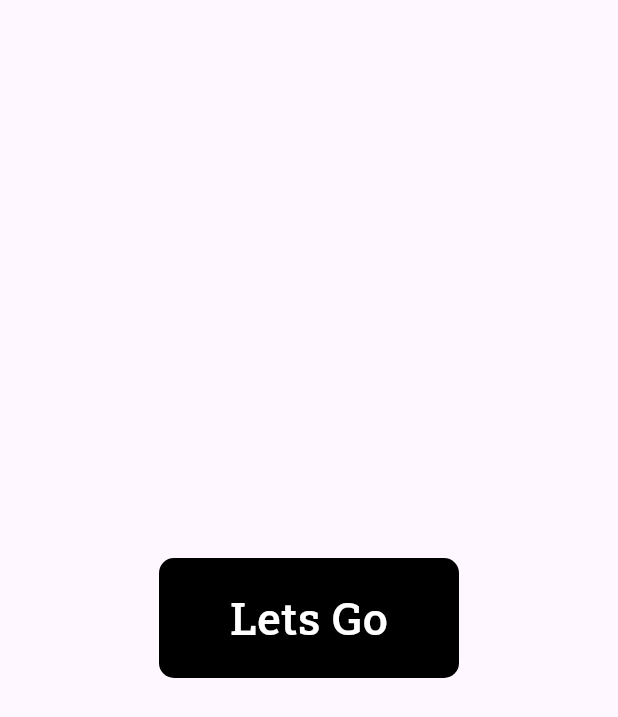
After one commit to Debaraj-stha/quote_app, a Flutter app: the screen it shows after launch, swiped to page 2, on a phone screen of 412 x 824 dp. The commit adds this screen. Shown: the top 717 px of the screen. Run offline on Flutter 3.47's test engine with Material 3 defaults, Android fonts, the phone set to English and light mode, and no system bars; our stand-ins replace fluttertoast, get, get_storage, share_plus, shared_preferences, sqflite; accounts and stored records are empty; generated files the repository leaves out were written again.

Commit message:
adding favourite and theme changing features

```diff
--- a/lib/main.dart
+++ b/lib/main.dart
@@ -2,35 +2,47 @@ import 'package:flutter/material.dart';
 import 'package:get/get.dart';
 import 'package:flutter_localizations/flutter_localizations.dart';
 import 'package:flutter_gen/gen_l10n/app_localizations.dart';
+import 'package:quote/resources/appColor.dart';
+import 'package:quote/resources/constraints.dart';
 import 'package:quote/view/quotes.dart';
-import 'package:quote/view_model/favouriteQuote.dart';
-import 'package:quote/view_model/handleLocale.dart';
+import 'package:quote/view/favouriteQuote.dart';
+
 import 'package:quote/view_model/handleTheme.dart';
-import 'package:quote/view_model/quoteViewModel.dart';
+import 'package:quote/view_model/homeViewMOdel.dart';
 import 'package:shared_preferences/shared_preferences.dart';
 
 import 'reposiory/themes.dart';
-import 'package:http/http.dart' as http;
 
-import 'view_model/account.dart';
+import 'view/account.dart';
+import 'view/userIntroPage.dart';
 
 void main() async {
   WidgetsFlutterBinding.ensureInitialized();
   final sp = await SharedPreferences.getInstance();
   final String language = sp.getString('locale') ?? "";
-
+  final String theme = sp.getString(Constraints.themeKey) ?? "default";
+  final ThemeMode themeMode = await HandleTheme().getThemeMode();
+  final bool isAlreadyOpenApp =
+      sp.getBool(Constraints.isAlreadyOpenApp) ?? false;
   runApp(MyApp(
       locale: language,
-  ));
+      isAlreadyOpenApp: isAlreadyOpenApp,
+      themeMode: themeMode));
 }
 
 class MyApp extends StatelessWidget {
-  const MyApp({super.key, required this.locale});
+  const MyApp(
+      {super.key,
+      required this.locale,
+      required this.isAlreadyOpenApp,
+      required this.themeMode});
   final String locale;
-
+  final bool isAlreadyOpenApp;
+  final ThemeMode themeMode;
   @override
   Widget build(BuildContext context) {
     return GetMaterialApp(
+        debugShowCheckedModeBanner: false,
         title: 'Flutter Demo',
         locale: locale != "" ? Locale(locale) : const Locale('en'),
         supportedLocales: const [Locale('en'), Locale('np'), Locale('hi')],
@@ -42,16 +54,15 @@ class MyApp extends StatelessWidget {
         ],
         theme: Themes().lightTheme,
         darkTheme: Themes().darkTheme,
-      themeMode: ThemeController().getThemeMode(),
-      home: const MyHomePage(title: 'Flutter Demo Home Page'),
+        themeMode: themeMode,
+        home: isAlreadyOpenApp ? const MyHomePage() : const UserIntroPage()
+        // const MyHomePage(title: 'Flutter Demo Home Page'),
         );
   }
 }
 
 class MyHomePage extends StatefulWidget {
-  const MyHomePage({Key? key, required this.title}) : super(key: key);
-
-  final String title;
+  const MyHomePage({Key? key}) : super(key: key);
 
   @override
   State<MyHomePage> createState() => _MyHomePageState();
--- a/lib/reposiory/themes.dart
+++ b/lib/reposiory/themes.dart
@@ -3,9 +3,8 @@ import 'package:quote/resources/appColor.dart';
 
 class Themes {
   final darkTheme = ThemeData(
-      // appBarTheme: AppBarTheme(backgroundColor: AppColors.darkAppBarColor)
-      );
+      iconTheme: const IconThemeData(color: Colors.red),
+      appBarTheme: AppBarTheme(backgroundColor: AppColors.darkAppBarColor));
   final lightTheme = ThemeData(
-      // appBarTheme: AppBarTheme(backgroundColor: AppColors.lightAppBarColor)
-      );
+      appBarTheme: AppBarTheme(backgroundColor: AppColors.lightAppBarColor));
 }
--- a/lib/resources/appColor.dart
+++ b/lib/resources/appColor.dart
@@ -5,4 +5,6 @@ import 'package:flutter/material.dart';
 class AppColors {
   static Color lightAppBarColor = Colors.green;
   static Color darkAppBarColor = const Color.fromARGB(255, 19, 3, 61);
+  static Color colorBlack = Colors.black;
+  // static Color colorWhite = Colors.white;
 }
--- /dev/null
+++ b/lib/resources/constraints.dart
@@ -0,0 +1,5 @@
+class Constraints {
+  static String savedIdKey = "savedIdOfQuote";
+    static String themeKey = "theme";
+  static String isAlreadyOpenApp="isAlreadyOpenApp";
+}
--- a/lib/view/quotes.dart
+++ b/lib/view/quotes.dart
@@ -1,8 +1,8 @@
 import 'package:flutter/material.dart';
 import 'package:get/get.dart';
-import 'package:quote/view/singleQuote.dart';
+import 'package:quote/resources/components/singleQuote.dart';
 
-import '../view_model/quoteViewModel.dart';
+import '../view_model/homeViewMOdel.dart';
 
 class Quotes extends StatefulWidget {
   const Quotes({super.key});
--- /dev/null
+++ b/lib/view/userIntroPage.dart
@@ -0,0 +1,86 @@
+import 'package:flutter/foundation.dart';
+import 'package:flutter/material.dart';
+import 'package:quote/resources/appColor.dart';
+import 'package:quote/resources/components/buildImage.dart';
+import 'package:quote/view_model/homeViewMOdel.dart';
+
+class UserIntroPage extends StatelessWidget {
+  const UserIntroPage({super.key});
+
+  @override
+  Widget build(BuildContext context) {
+    final size = MediaQuery.of(context).size;
+    return Scaffold(
+      appBar: null,
+      body: PageView(
+        children: [
+          Container(
+            padding: const EdgeInsets.symmetric(horizontal: 20),
+            child: Column(
+              mainAxisAlignment: MainAxisAlignment.center,
+              crossAxisAlignment: CrossAxisAlignment.start,
+              children: [
+                const BuildImage(assetURL: "assets/quote_right.png"),
+                SizedBox(
+                  height: size.height * 0.03,
+                ),
+                const Text(
+                  "Gets 100 of quotes and get Motivated",
+                  style: TextStyle(
+                      fontFamily: "Roboto",
+                      fontSize: 25,
+                      fontWeight: FontWeight.w600),
+                ),
+                SizedBox(
+                  height: size.height * 0.03,
+                ),
+                const BuildImage(assetURL: "assets/quote_left.png"),
+                SizedBox(
+                  height: size.height * 0.03,
+                ),
+                const Divider(
+                  thickness: 2,
+                  color: Colors.black,
+                )
+              ],
+            ),
+          ),
+          Container(
+            child: Column(
+              mainAxisAlignment: MainAxisAlignment.center,
+              crossAxisAlignment: CrossAxisAlignment.center,
+              children: [
+                Container(
+                    constraints: const BoxConstraints(
+                        maxHeight: 80,
+                        maxWidth: 200,
+                        minHeight: 80,
+                        minWidth: 180),
+                    alignment: Alignment.center,
+                    padding: const EdgeInsets.symmetric(
+                        vertical: 10, horizontal: 20),
+                    decoration: BoxDecoration(
+                      color: AppColors.colorBlack,
+                      borderRadius: BorderRadius.circular(10),
+                    ),
+                    child: InkWell(
+                      onTap: (){
+                        QuoteViewModel.handleGetStarted(context);
+
+                      },
+                      child: const Text(
+                        "Lets Go",
+                        style: TextStyle(
+                            color: Colors.white,
+                            fontSize: 30,
+                            fontFamily: "Roboto"),
+                      ),
+                    )),
+              ],
+            ),
+          )
+        ],
+      ),
+    );
+  }
+}
```
Also changed, not shown: lib/data/localeDatabase.dart (+38 -21 lines), lib/reposiory/quotesRepo.dart (+19 -16 lines), lib/resources/components/singleQuote.dart (renamed from lib/view/singleQuote.dart, +21 -8 lines), lib/resources/components/smallText.dart (added, +25 -0 lines), lib/view/account.dart (added, +99 -0 lines), lib/view/favouriteQuote.dart (added, +68 -0 lines), lib/view_model/account.dart (deleted, +0 -17 lines), lib/view_model/favouriteQuote.dart (deleted, +0 -30 lines), lib/view_model/handleTheme.dart (+36 -0 lines), lib/view_model/homeViewMOdel.dart (renamed from lib/view_model/quoteViewModel.dart, +85 -6 lines), undraw_Social_bio_re_0t9u.png (deleted). Lines whose indentation alone changed are shown as unchanged.
